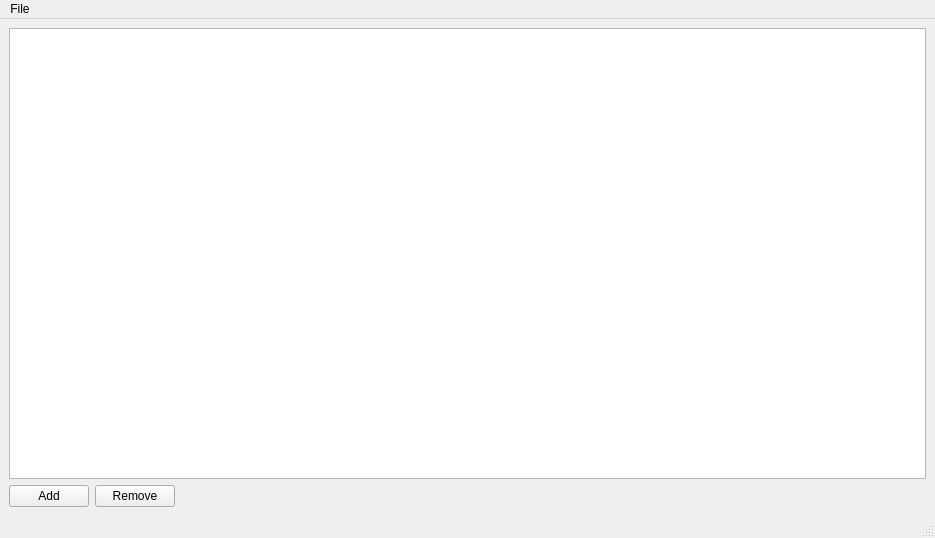
Old version of the form mainwindow.ui in the repository Rodney406/ws6_7-20709120.
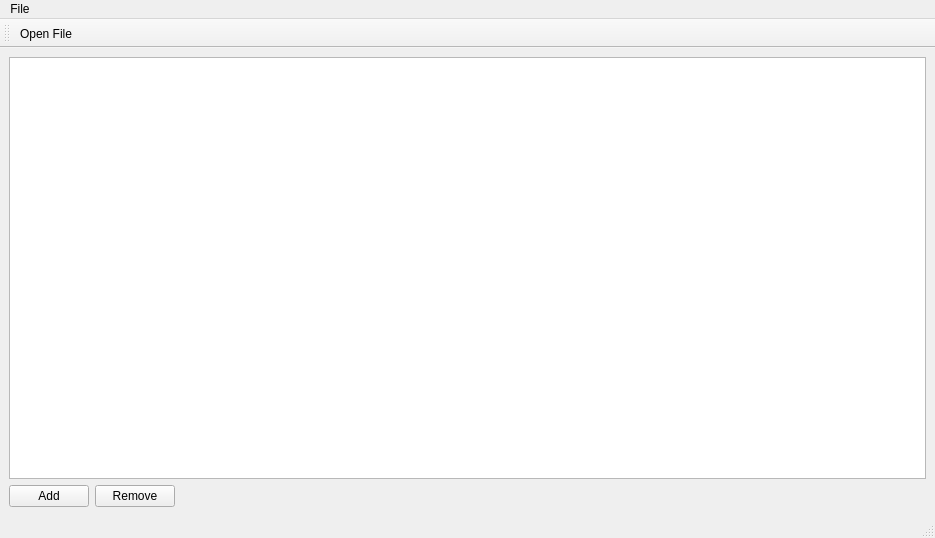
New version of the form. Icons and pictures are not drawn.

Commit message: WS6: add resource icon for open file action

Patch:
```diff
--- a/mainwindow.ui
+++ b/mainwindow.ui
@@ -73,6 +73,18 @@
    <addaction name="menuFile"/>
   </widget>
   <widget class="QStatusBar" name="statusbar"/>
+  <widget class="QToolBar" name="toolBar">
+   <property name="windowTitle">
+    <string>toolBar</string>
+   </property>
+   <attribute name="toolBarArea">
+    <enum>TopToolBarArea</enum>
+   </attribute>
+   <attribute name="toolBarBreak">
+    <bool>false</bool>
+   </attribute>
+   <addaction name="actionOpen_File"/>
+  </widget>
   <action name="actionOpen_File">
    <property name="text">
     <string>Open File</string>
```
Left out of the diff: 18 changed lines with no effect on the pictures. The commit also changes 9 other files.
